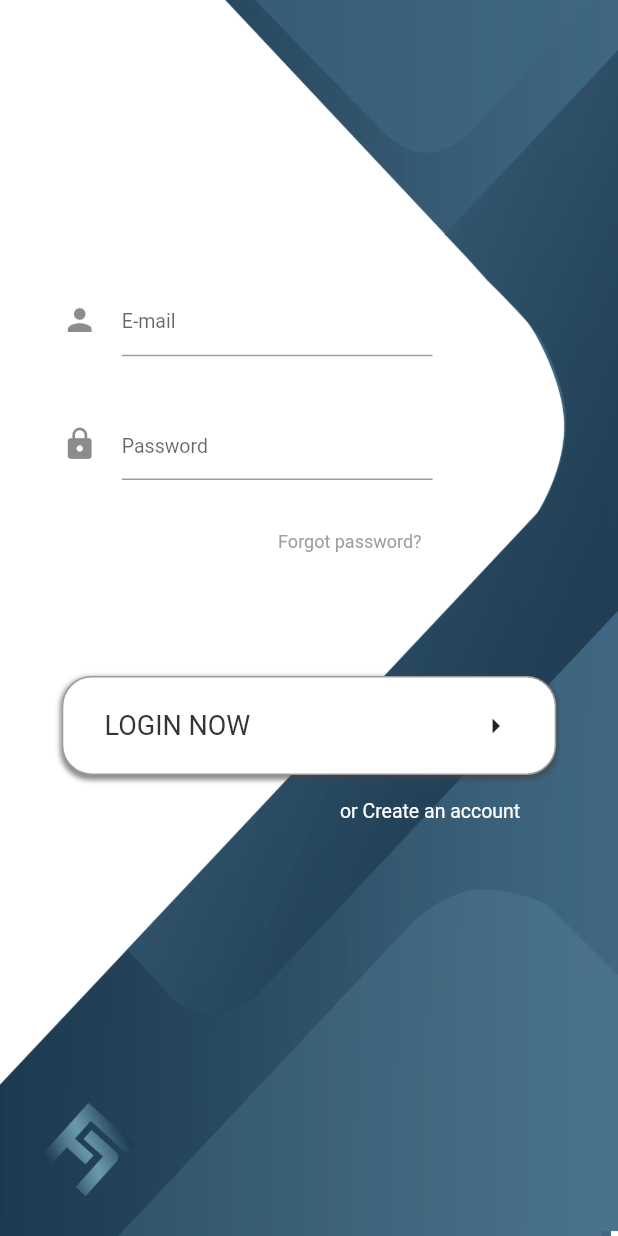
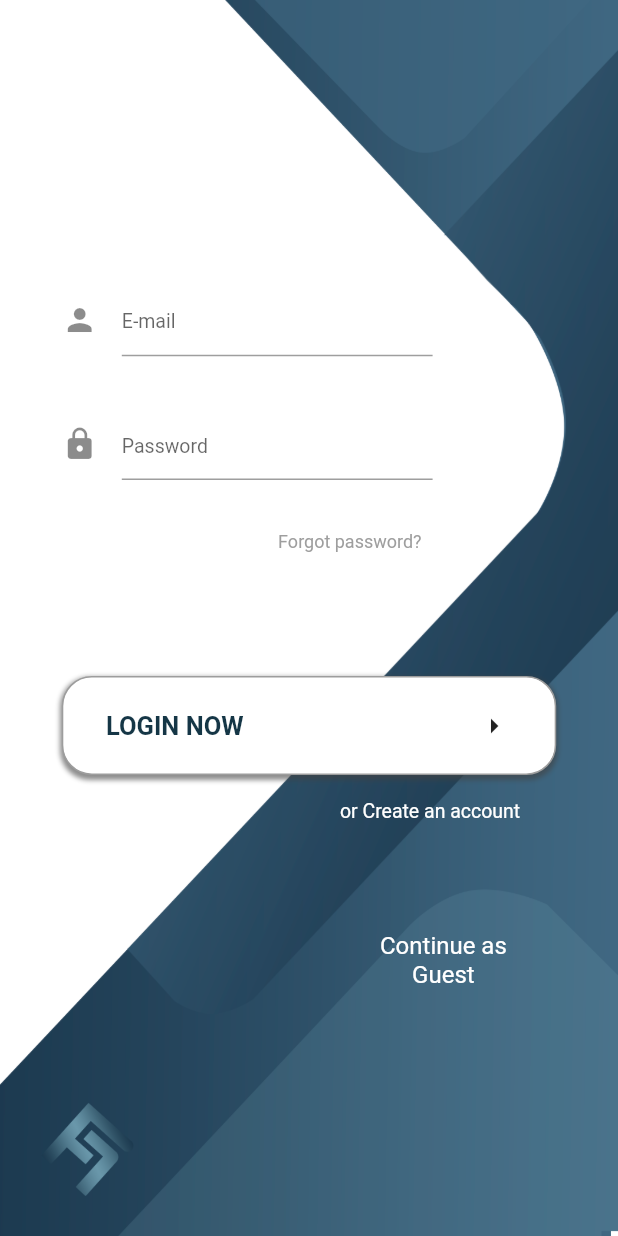
Before and after one commit to aligirisen/fabb-mobil, a Flutter app: the LoginView screen opened by its route, on a phone screen of 412 x 824 dp. Run offline on Flutter 3.47's test engine with Material 2 defaults, Android fonts, the phone set to English and light mode, and no system bars; our stand-ins replace get, get_storage, sizer; missing offline and left inert: dart:html, swipe; accounts and stored records are empty.

Commit message:
login guest

```diff
--- a/lib/app/modules/auth_pages/view/login_view.dart
+++ b/lib/app/modules/auth_pages/view/login_view.dart
@@ -44,6 +44,17 @@ class LoginView extends GetView<AuthController> {
                             loginButton(),
                             orCreateAccountText()
                           ])))),
+          Padding(
+            padding: EdgeInsets.only(right: 18.w, bottom: 20.h),
+            child: Align(
+              alignment: Alignment.bottomRight,
+              child: Text(
+                "Continue as\nGuest",
+                textAlign: TextAlign.center,
+                style: TextStyle(fontSize: 16, color: Colors.white),
+              ),
+            ),
+          ),
           Align(
             alignment: Alignment.bottomLeft,
             child: Container(
@@ -131,7 +142,9 @@ class LoginView extends GetView<AuthController> {
               Text(
                 "LOGIN NOW",
                 style: TextStyle(
-                    fontSize: 18, color: Color.fromARGB(255, 53, 53, 53)),
+                    fontSize: 17,
+                    fontWeight: FontWeight.bold,
+                    color: Color.fromARGB(255, 21, 54, 70)),
               ),
               SizedBox(
                 width: 10.w,
```
